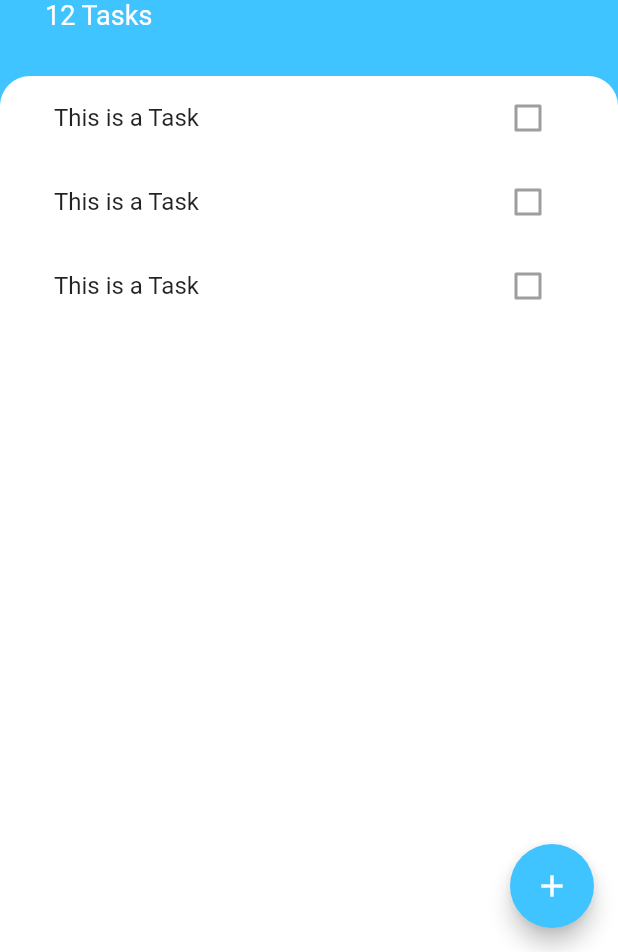
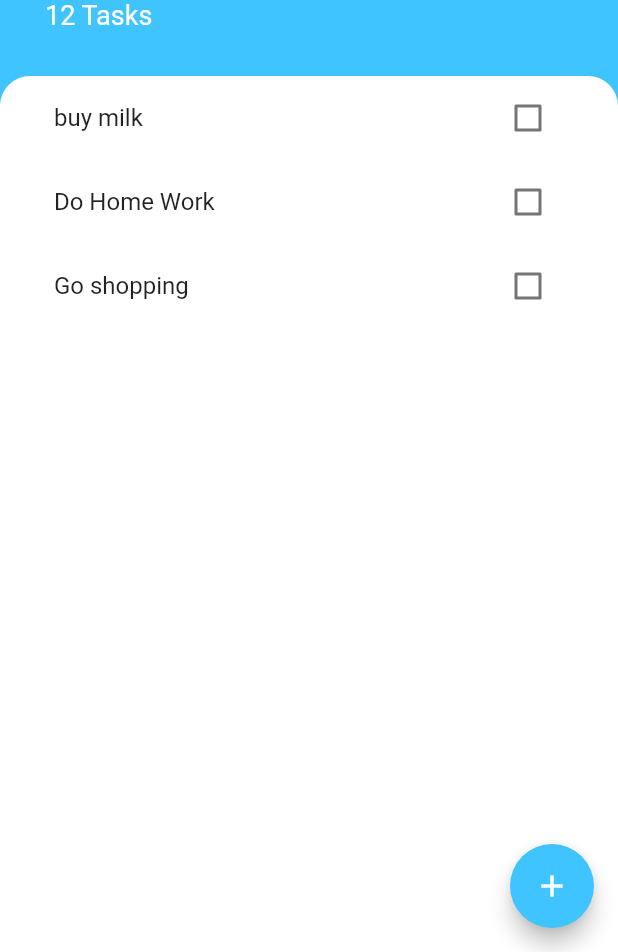
Before and after one commit to TharushaRuwantha/to_doey, a Flutter app: the screen it shows after launch, on a phone screen of 412 x 824 dp, the part 284-1236 px from its top. Run offline on Flutter 3.47's test engine with Material 2 defaults, Android fonts, the phone set to English and light mode, and no system bars.

Commit message:
list view updated
fixed the list view using List view builder

```diff
--- a/lib/Widgets/task_list.dart
+++ b/lib/Widgets/task_list.dart
@@ -1,19 +1,36 @@
 import 'package:flutter/material.dart';
+import '../model/Task.dart';
 import 'task_tile.dart';
 
-class TaskList extends StatelessWidget {
-  const TaskList({
-    Key? key,
-  }) : super(key: key);
+
+class TaskList extends StatefulWidget {
+
+  @override
+  State<TaskList> createState() => _TaskListState();
+}
+
+class _TaskListState extends State<TaskList> {
+List<Task> tasks = [
+  Task('buy milk'),
+  Task('Do Home Work'),
+  Task('Go shopping'),
+];
 
   @override
   Widget build(BuildContext context) {
-    return ListView(
-      children: [
-        TaskTile(),
-        TaskTile(),
-        TaskTile(),
-      ],
-    );
+    return ListView.builder(
+        itemBuilder:(context,index){
+      return TaskTile(
+        taskTitle: tasks[index].name,
+        isChecked: tasks[index].isDone,
+        checkBoxCallback: (checkboxState){
+          setState((){
+                tasks[index].togleDone();
+          });
+
+        },
+      );
+    },
+    itemCount: tasks.length,);
   }
 }
--- a/lib/Widgets/task_tile.dart
+++ b/lib/Widgets/task_tile.dart
@@ -2,19 +2,29 @@ import 'package:flutter/material.dart';
 
 
 class TaskTile extends StatelessWidget {
-  const TaskTile({
-    Key? key,
-  }) : super(key: key);
 
+  TaskTile({required this.taskTitle , required this.isChecked , required this.checkBoxCallback});
+  bool isChecked;
+  String taskTitle;
+  final Function(bool?)  checkBoxCallback;
   @override
   Widget build(BuildContext context) {
     return ListTile(
-      title: Text('This is a Task'),
-      trailing: Checkbox(
-        value: false,
-        onChanged: null,
+      title: Text(
+          taskTitle,
+          style: TextStyle(
+          decoration: isChecked ? TextDecoration.lineThrough: null),
 
       ),
+
+      trailing: Checkbox(
+        activeColor: Colors.lightBlueAccent,
+        value: isChecked,
+        onChanged:checkBoxCallback,
+      )
     );
   }
 }
+
+//
+// void
--- /dev/null
+++ b/lib/model/Task.dart
@@ -0,0 +1,16 @@
+class Task{
+ late  final String name;
+ late  bool isDone ;
+
+  Task(String tName){
+    name = tName;
+    isDone = false;
+
+  }
+
+  void togleDone(){
+    isDone = !isDone;
+  }
+
+
+}
--- a/lib/screans/add_task_screen.dart
+++ b/lib/screans/add_task_screen.dart
@@ -8,17 +8,21 @@ class AddTaskScreen extends StatelessWidget {
     return Container(
       color: Color(0xff757575),
       child: Container(
+        padding: EdgeInsets.all(20.0),
         decoration: BoxDecoration(
             color: Colors.white,
             borderRadius: BorderRadius.only(
                 topLeft: Radius.circular(20.0),
                 topRight: Radius.circular(20.0))),
         child: Column(
+          crossAxisAlignment: CrossAxisAlignment.stretch,
           children: [
             Padding(
               padding: EdgeInsets.symmetric(vertical: 30.0),
               child: Text(
+
                 'Add Task',
+                  textAlign: TextAlign.center,
                 style: TextStyle(
                   fontWeight: FontWeight.bold,
                   color: Colors.lightBlueAccent,
@@ -34,7 +38,9 @@ class AddTaskScreen extends StatelessWidget {
                 padding: EdgeInsets.symmetric(vertical: 20.0),
                 child: TextButton(
 
-                  onPressed: () {},
+                  onPressed: () {
+                    //TODO add our task to the list
+                  },
                   style:ButtonStyle(
 
                     backgroundColor: MaterialStateProperty.all<Color>(Colors.lightBlueAccent)
```
